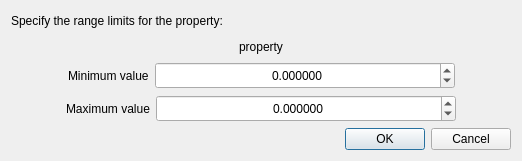
Qt form GUI/Dialogs/ColorEngineRangeLimitsDialog/ColorEngineRangeLimitsDialog.ui (FelixdelasPozas/EspINA) before a commit.
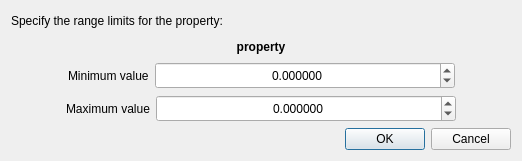
The same form after that commit. Icons and pictures are not drawn.

Commit message: Fix: ColorEngineRangeDefinition was set as resizeable dialog. Minor fixes.

The edit to the form file:
```diff
--- a/GUI/Dialogs/ColorEngineRangeLimitsDialog/ColorEngineRangeLimitsDialog.ui
+++ b/GUI/Dialogs/ColorEngineRangeLimitsDialog/ColorEngineRangeLimitsDialog.ui
@@ -48,6 +48,12 @@
    </item>
    <item>
     <widget class="QLabel" name="m_property">
+     <property name="font">
+      <font>
+       <weight>75</weight>
+       <bold>true</bold>
+      </font>
+     </property>
      <property name="text">
       <string>property</string>
      </property>
```
The commit also changes 2 other files.
